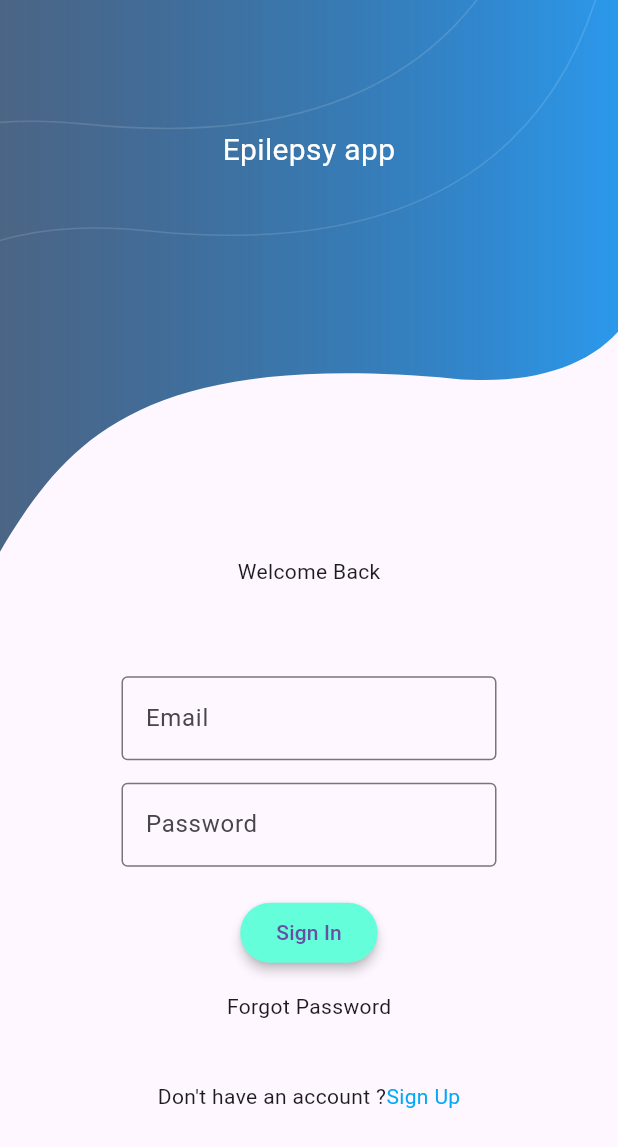
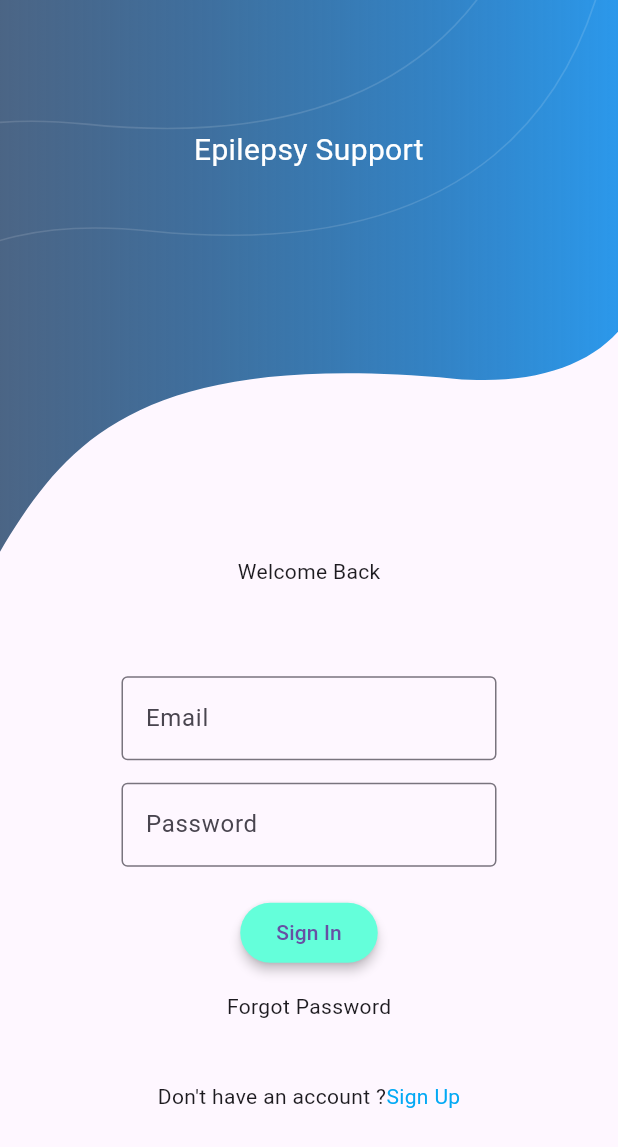
Before and after one commit to Amhitox/Epilepsy-Support, a Flutter app: the LoginPage screen opened directly, on a phone screen of 412 x 824 dp. Shown: the top 1147 px of the screen. Run offline on Flutter 3.47's test engine with Material 3 defaults, Android fonts, the phone set to English and light mode, and no system bars; our stand-ins replace fl_chart, flutter_svg.

```diff
--- a/lib/login.dart
+++ b/lib/login.dart
@@ -26,7 +26,7 @@ class LoginPage extends StatelessWidget{
                         width: double.infinity,
                         height: double.infinity,
                       ),
-                      const Align(alignment: Alignment(0,-0.5),child: Text('Epilepsy app',style: TextStyle(color: Colors.white,fontSize: 20),textAlign: TextAlign.center,)),
+                      const Align(alignment: Alignment(0,-0.5),child: Text('Epilepsy Support',style: TextStyle(color: Colors.white,fontSize: 20),textAlign: TextAlign.center,)),
                     ]
                   ),
                 ),
--- a/lib/splash.dart
+++ b/lib/splash.dart
@@ -1,7 +1,6 @@
 import 'package:epilepsy_app/login.dart';
 import 'package:epilepsy_app/signup.dart';
 import 'package:flutter/material.dart';
-import 'package:flutter_svg/flutter_svg.dart';
 
 class SplashScreen extends StatelessWidget {
   const SplashScreen({super.key});
```
Also changed, not shown: 1 other file.
